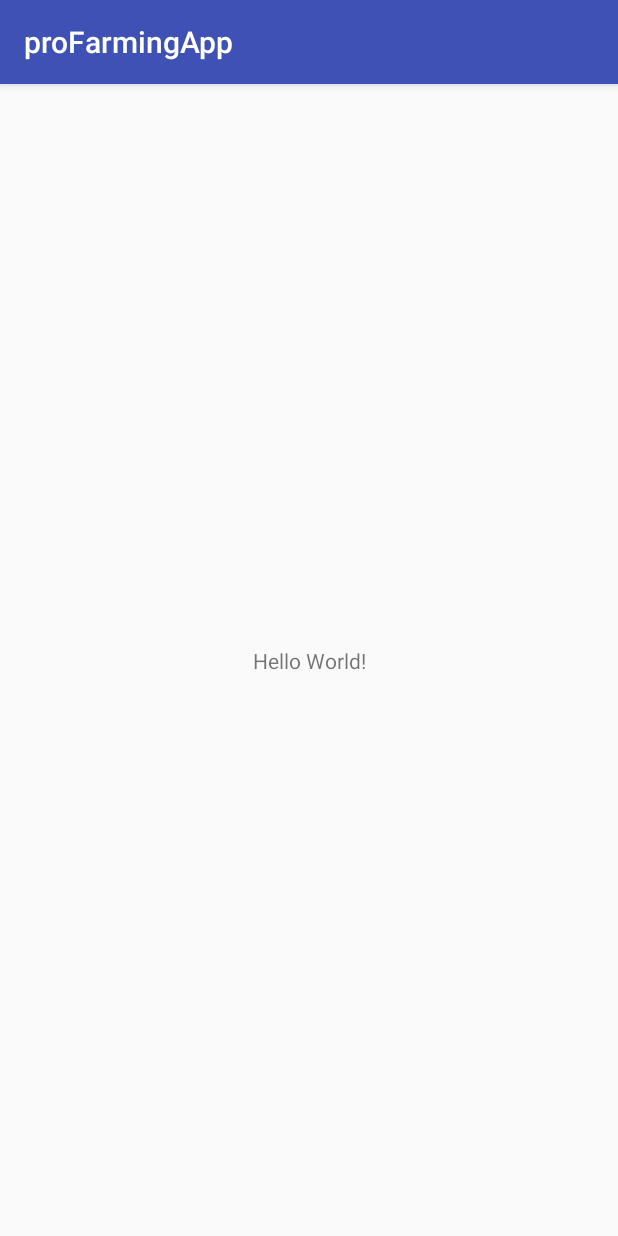
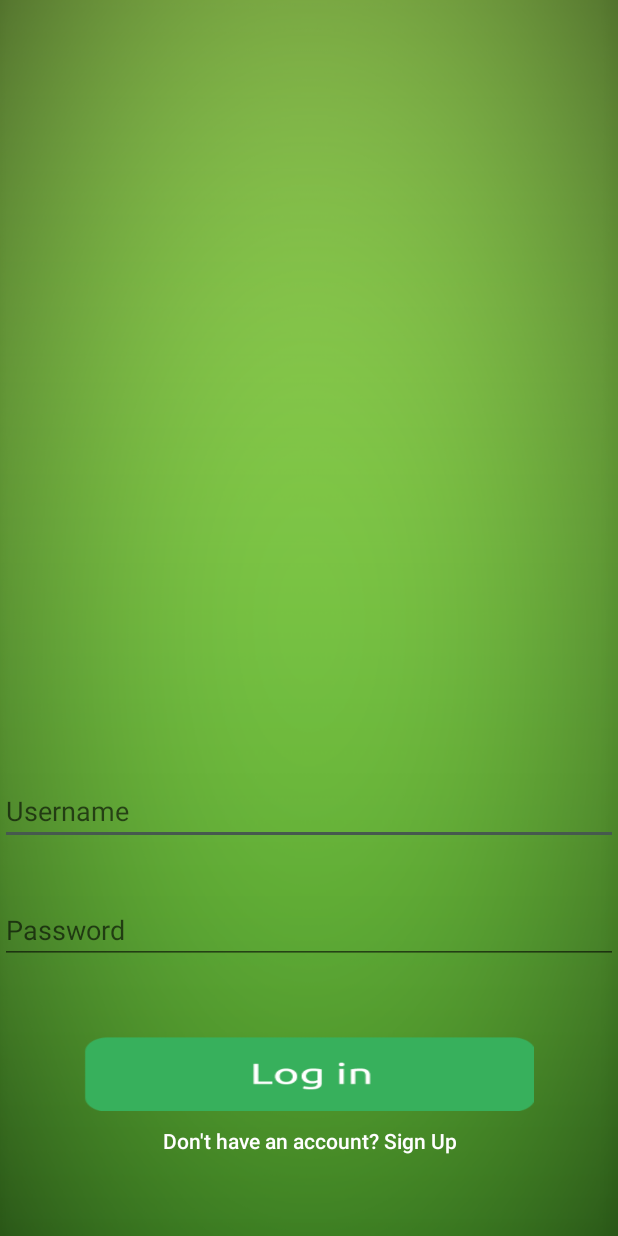
Before and after one commit to rajneeshkatkam/ProFarmingApp, an Android app: the screen it shows after launch (MainActivity), on a phone screen of 412 x 824 dp. Run offline under Robolectric (Android 15) with nearby library versions, the light colour scheme and no system bars; our stand-ins replace Firebase (no records; nobody signed in at launch, a user with empty details on screens opened directly).

Commit message:
Login UI added to the app

```diff
--- a/app/build.gradle
+++ b/app/build.gradle
@@ -22,7 +22,11 @@ dependencies {
     implementation fileTree(dir: 'libs', include: ['*.jar'])
     implementation 'com.android.support:appcompat-v7:26.1.0'
     implementation 'com.android.support.constraint:constraint-layout:1.0.2'
+    implementation 'com.google.firebase:firebase-auth:11.0.4'
     testImplementation 'junit:junit:4.12'
     androidTestImplementation 'com.android.support.test:runner:1.0.1'
     androidTestImplementation 'com.android.support.test.espresso:espresso-core:3.0.1'
 }
+
+
+apply plugin: 'com.google.gms.google-services'
--- a/app/src/main/AndroidManifest.xml
+++ b/app/src/main/AndroidManifest.xml
@@ -1,6 +1,7 @@
 <?xml version="1.0" encoding="utf-8"?>
 <manifest xmlns:android="http://schemas.android.com/apk/res/android"
     package="com.raj.profarmingapp">
+    <uses-permission android:name="android.permission.INTERNET"/>
 
     <application
         android:allowBackup="true"
--- a/app/src/main/java/com/raj/profarmingapp/MainActivity.java
+++ b/app/src/main/java/com/raj/profarmingapp/MainActivity.java
@@ -1,13 +1,51 @@
 package com.raj.profarmingapp;
 
+import android.content.DialogInterface;
 import android.support.v7.app.AppCompatActivity;
 import android.os.Bundle;
+import android.util.Log;
+import android.view.View;
+import android.widget.Button;
+
+import com.google.android.gms.tasks.Task;
+import com.google.firebase.auth.AuthResult;
+import com.google.firebase.auth.FirebaseAuth;
+import com.google.firebase.auth.FirebaseUser;
 
 public class MainActivity extends AppCompatActivity {
+    //private FirebaseAuth mAuth;
+    Button loginButton;
+    Button dontHaveAnAccount;
 
     @Override
     protected void onCreate(Bundle savedInstanceState) {
         super.onCreate(savedInstanceState);
         setContentView(R.layout.activity_main);
+        loginButton =(Button) findViewById(R.id.loginButton);
+        dontHaveAnAccount =(Button) findViewById(R.id.dontHaveAnAccountButton);
+
+        //mAuth=FirebaseAuth.getInstance();
     }
+    void loginClick(View v)
+    {
+        Log.i("Login","login button pressed");
+    }
+    void dontHaveAnAccountClick(View v)
+    {
+        Log.i("Register","Register button pressed");
+    }
+
+    /*
+@Override
+public void onStart(){
+super.onStart();
+
+FirebaseUser currentUser=mAuth.getCurrentUser();
+updateUI(currentUser);
+
+
 }
+*/
+
+
+}
--- a/app/src/main/res/layout/activity_main.xml
+++ b/app/src/main/res/layout/activity_main.xml
@@ -6,13 +6,68 @@
     android:layout_height="match_parent"
     tools:context="com.raj.profarmingapp.MainActivity">
 
-    <TextView
-        android:layout_width="wrap_content"
-        android:layout_height="wrap_content"
-        android:text="Hello World!"
+    <RelativeLayout
+        android:layout_width="match_parent"
+        android:layout_height="match_parent"
         app:layout_constraintBottom_toBottomOf="parent"
-        app:layout_constraintLeft_toLeftOf="parent"
-        app:layout_constraintRight_toRightOf="parent"
-        app:layout_constraintTop_toTopOf="parent" />
+        app:layout_constraintEnd_toEndOf="parent"
+        app:layout_constraintStart_toStartOf="parent"
+        app:layout_constraintTop_toTopOf="parent">
+
+        <ImageView
+            android:id="@+id/imageView"
+            android:layout_width="match_parent"
+            android:layout_height="match_parent"
+            android:background="@color/colorPrimaryDark"
+            android:scaleType="fitXY"
+            app:srcCompat="@drawable/login_page" />
+
+        <EditText
+            android:id="@+id/username"
+            android:layout_width="match_parent"
+            android:layout_height="wrap_content"
+            android:layout_above="@+id/password"
+            android:layout_alignParentStart="true"
+            android:layout_marginBottom="34dp"
+            android:hint="Username"
+            android:inputType="textPersonName" />
+
+        <EditText
+            android:id="@+id/password"
+            android:layout_width="match_parent"
+            android:layout_height="wrap_content"
+            android:layout_above="@+id/loginButton"
+            android:layout_alignParentStart="true"
+            android:layout_marginBottom="48dp"
+            android:hint="Password"
+            android:inputType="textPersonName" />
+
+        <Button
+            android:id="@+id/loginButton"
+            android:layout_width="300dp"
+            android:layout_height="50dp"
+            android:layout_above="@+id/dontHaveAnAccountButton"
+            android:layout_centerHorizontal="true"
+            android:background="@drawable/login3"
+            android:onClick="loginClick"
+            tools:layout_editor_absoluteX="286dp"
+            tools:layout_editor_absoluteY="286dp" />
+
+        <Button
+            android:id="@+id/dontHaveAnAccountButton"
+            style="@style/Widget.AppCompat.Button.Small"
+            android:layout_width="wrap_content"
+            android:layout_height="20dp"
+            android:layout_alignParentBottom="true"
+            android:layout_centerHorizontal="true"
+            android:layout_marginBottom="53dp"
+            android:layout_marginTop="10dp"
+            android:background="?android:attr/scrollbarTrackVertical"
+            android:onClick="dontHaveAnAccountClick"
+            android:text="Don't have an account? Sign Up"
+            android:textAllCaps="false"
+            android:textColor="@android:color/background_light" />
+
+    </RelativeLayout>
 
 </android.support.constraint.ConstraintLayout>
--- a/app/src/main/res/values/colors.xml
+++ b/app/src/main/res/values/colors.xml
@@ -1,6 +1,6 @@
 <?xml version="1.0" encoding="utf-8"?>
 <resources>
-    <color name="colorPrimary">#3F51B5</color>
-    <color name="colorPrimaryDark">#303F9F</color>
-    <color name="colorAccent">#FF4081</color>
+    <color name="colorPrimary">#000000</color>
+    <color name="colorPrimaryDark">#28a25d</color>
+    <color name="colorAccent">#FF46594E</color>
 </resources>
--- a/app/src/main/res/values/styles.xml
+++ b/app/src/main/res/values/styles.xml
@@ -1,7 +1,7 @@
 <resources>
 
     <!-- Base application theme. -->
-    <style name="AppTheme" parent="Theme.AppCompat.Light.DarkActionBar">
+    <style name="AppTheme" parent="Theme.AppCompat.Light.NoActionBar">
         <!-- Customize your theme here. -->
         <item name="colorPrimary">@color/colorPrimary</item>
         <item name="colorPrimaryDark">@color/colorPrimaryDark</item>
--- a/build.gradle
+++ b/build.gradle
@@ -12,6 +12,7 @@ buildscript {
 
         // NOTE: Do not place your application dependencies here; they belong
         // in the individual module build.gradle files
+        classpath 'com.google.gms:google-services:3.1.0'
     }
 }
 
```
Also changed, not shown: app/src/main/res/drawable/login3.png (added), app/src/main/res/drawable/login_page.png (added), 1 other file.
